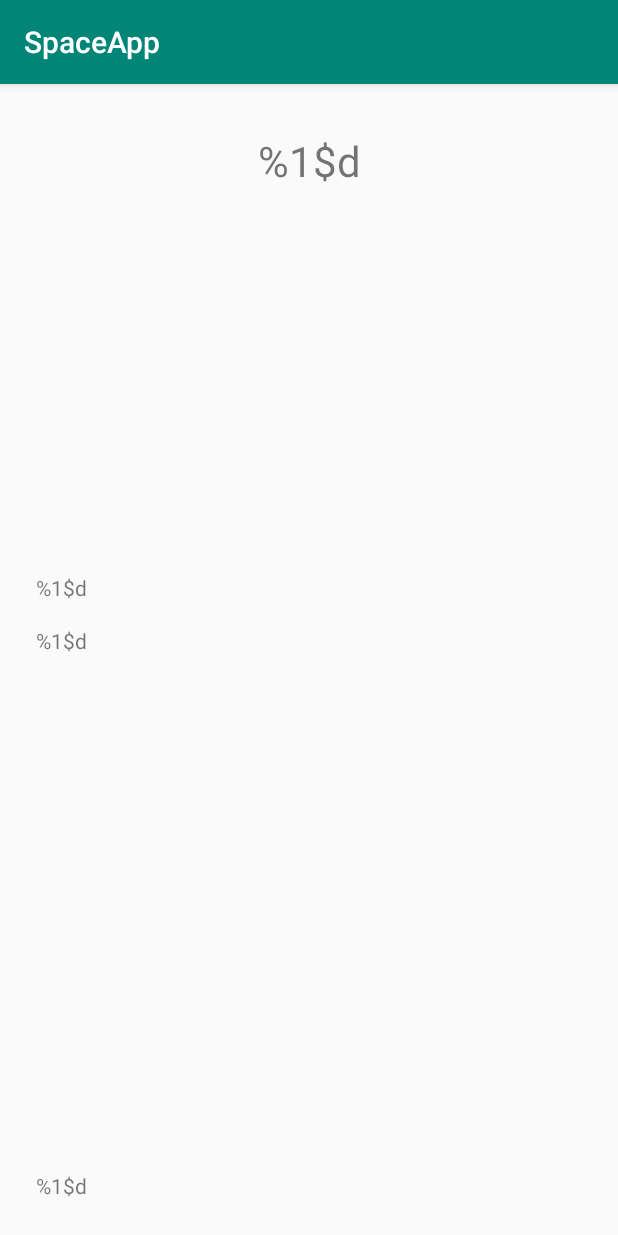
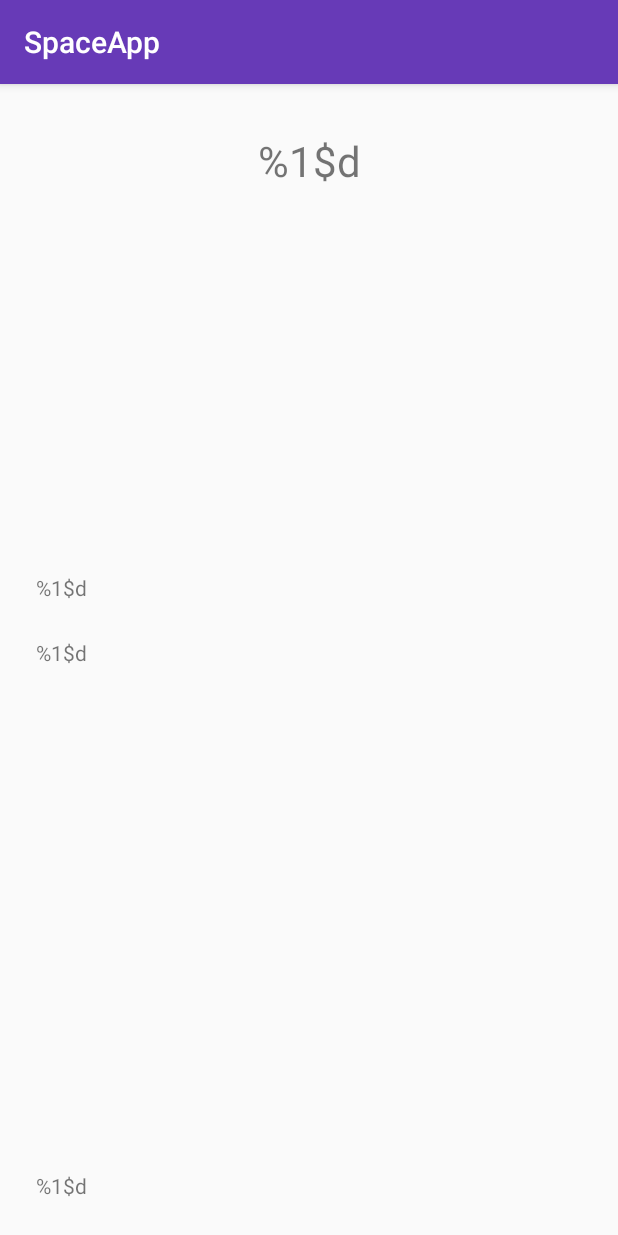
Before and after one commit to Ramon-Ventura/SpaceApp, an Android app: the screen it shows after launch (MainActivity), on a phone screen of 412 x 824 dp. Run offline under Robolectric (Android 15) with nearby library versions, the phone set to English and light mode, and no system bars; our stand-ins replace Picasso, Volley; network calls fail; pictures from the network do not load.

Commit message:
cambiando los colores

```diff
--- a/app/src/main/java/com/example/spaceapp/MainActivity.kt
+++ b/app/src/main/java/com/example/spaceapp/MainActivity.kt
@@ -62,7 +62,9 @@ class MainActivity : AppCompatActivity() {
 
         Picasso.get()
             .load("$urlImagen")
+            .resize(500,500)
             .into(imageViewApod)
+
 
         Toast.makeText(this, "Data Success", Toast.LENGTH_SHORT).show()
     }
--- a/app/src/main/res/layout/activity_main.xml
+++ b/app/src/main/res/layout/activity_main.xml
@@ -20,29 +20,16 @@
 
     <ImageView
         android:id="@+id/imageViewApod"
-        android:layout_width="200dp"
+        android:layout_width="0dp"
         android:layout_height="200dp"
         android:layout_marginTop="24dp"
-        android:contentDescription="APOD Image"
+        android:contentDescription="@string/image_view_apod"
         app:layout_constraintEnd_toEndOf="parent"
         app:layout_constraintStart_toStartOf="parent"
         app:layout_constraintTop_toBottomOf="@+id/textViewTitle"
         tools:srcCompat="@tools:sample/avatars" />
 
-    <TextView
-        android:id="@+id/textViewExplanation"
-        android:layout_width="0dp"
-        android:layout_height="0dp"
-        android:layout_marginStart="24dp"
-        android:layout_marginTop="16dp"
-        android:layout_marginEnd="24dp"
-        android:layout_marginBottom="16dp"
-        android:text="@string/text_view_explanation"
-        app:layout_constraintBottom_toTopOf="@+id/textViewCopy"
-        app:layout_constraintEnd_toEndOf="parent"
-        app:layout_constraintHorizontal_bias="0.6"
-        app:layout_constraintStart_toStartOf="parent"
-        app:layout_constraintTop_toBottomOf="@+id/textViewDate" />
+
 
     <TextView
         android:id="@+id/textViewCopy"
@@ -64,5 +51,45 @@
         app:layout_constraintStart_toStartOf="parent"
         app:layout_constraintTop_toBottomOf="@+id/imageViewApod" />
 
+    <ScrollView
+        android:id="@+id/SCROLLER_ID"
+        android:layout_width="0dp"
+        android:layout_height="0dp"
+        android:layout_marginStart="24dp"
+        android:layout_marginTop="24dp"
+        android:layout_marginEnd="24dp"
+        android:layout_marginBottom="24dp"
+        android:fillViewport="true"
+        android:scrollbars="vertical"
+        app:layout_constraintBottom_toTopOf="@+id/textViewCopy"
+        app:layout_constraintEnd_toEndOf="parent"
+        app:layout_constraintStart_toStartOf="parent"
+        app:layout_constraintTop_toBottomOf="@+id/textViewDate">
+
+        <TextView
+            android:id="@+id/textViewExplanation"
+            android:layout_width="fill_parent"
+            android:layout_height="wrap_content"
+            android:text="@string/text_view_explanation"
+            />
+
+        <!--
+        <TextView
+            android:id="@+id/textViewExplanation"
+            android:layout_width="0dp"
+            android:layout_height="0dp"
+            android:layout_marginStart="24dp"
+            android:layout_marginTop="16dp"
+            android:layout_marginEnd="24dp"
+            android:layout_marginBottom="16dp"
+            android:text="@string/text_view_explanation"
+            app:layout_constraintBottom_toTopOf="@+id/textViewCopy"
+            app:layout_constraintEnd_toEndOf="parent"
+            app:layout_constraintHorizontal_bias="0.6"
+            app:layout_constraintStart_toStartOf="parent"
+            app:layout_constraintTop_toBottomOf="@+id/textViewDate" />
+            -->
+    </ScrollView>
+
 
 </androidx.constraintlayout.widget.ConstraintLayout>
--- a/app/src/main/res/values/colors.xml
+++ b/app/src/main/res/values/colors.xml
@@ -1,6 +1,18 @@
 <?xml version="1.0" encoding="utf-8"?>
 <resources>
-    <color name="colorPrimary">#008577</color>
-    <color name="colorPrimaryDark">#00574B</color>
-    <color name="colorAccent">#D81B60</color>
+
+    <color name="colorPrimary">#673AB7</color>
+    <color name="colorPrimaryDark">#512DA8</color>
+    <color name="colorAccent">#536DFE</color>
+
+
+
+    <color name="primary">#673AB7</color>
+    <color name="primary_dark">#512DA8</color>
+    <color name="primary_light">#D1C4E9</color>
+    <color name="accent">#536DFE</color>
+    <color name="primary_text">#212121</color>
+    <color name="secondary_text">#757575</color>
+    <color name="icons">#FFFFFF</color>
+    <color name="divider">#BDBDBD</color>
 </resources>
--- a/app/src/main/res/values/strings.xml
+++ b/app/src/main/res/values/strings.xml
@@ -1,6 +1,7 @@
 <resources>
     <string name="app_name">SpaceApp</string>
 
+    <string name="image_view_apod">APOD_Image</string>
     <string name="text_view_title">%1$d</string>
     <string name="text_view_explanation">%1$d</string>
     <string name="text_view_date">%1$d</string>
```
